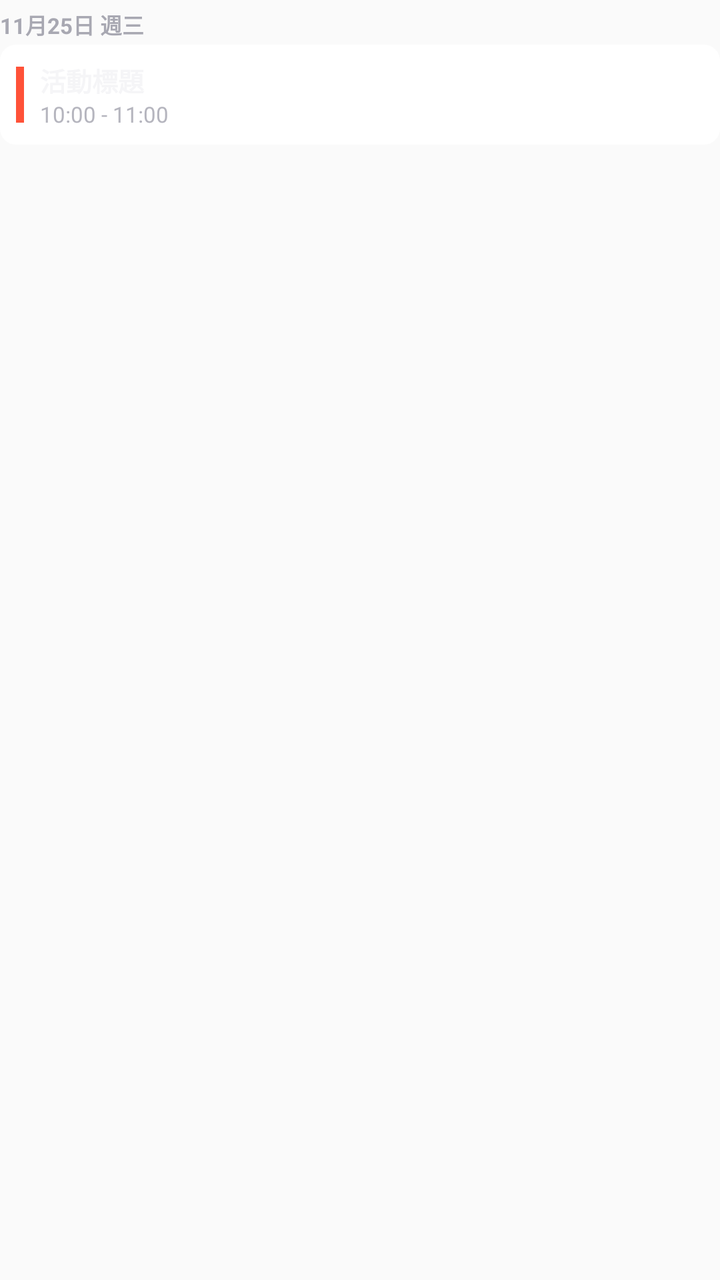
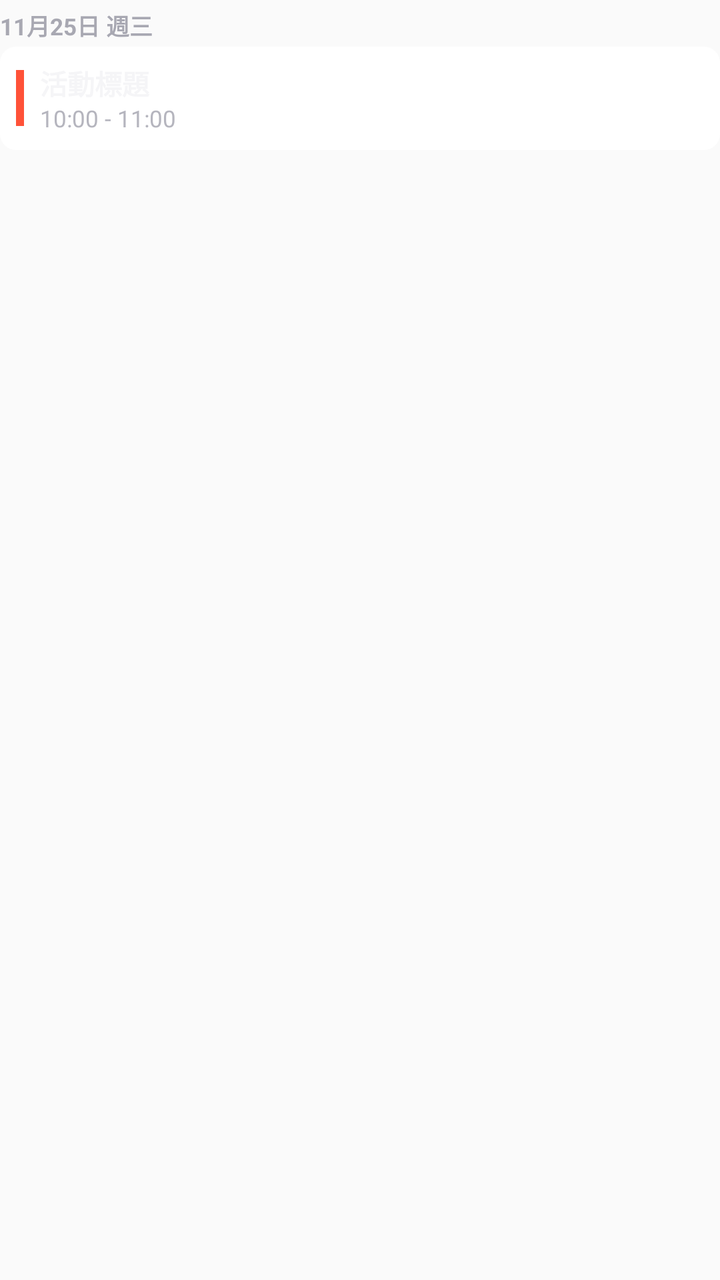

The first picture is an Android layout as it rendered before a commit; the second is the same layout after the commit. The layout source and the unified diff follow.
<!-- AndroidManifest.xml: application theme Theme.DXCalendar -->
<!-- res/layout/widget_item_row.xml -->
<?xml version="1.0" encoding="utf-8"?>
<LinearLayout xmlns:android="http://schemas.android.com/apk/res/android"
    android:layout_width="match_parent"
    android:layout_height="wrap_content"
    android:orientation="vertical">

    <TextView
        android:id="@+id/row_date_header"
        android:layout_width="match_parent"
        android:layout_height="wrap_content"
        android:paddingTop="4dp"
        android:paddingBottom="2dp"
        android:text="11月25日 週三"
        android:textColor="#FFA8A8B2"
        android:textSize="11sp"
        android:textStyle="bold" />

    <FrameLayout
        android:id="@+id/row_card_container"
        android:layout_width="match_parent"
        android:layout_height="wrap_content">

        <ImageView
            android:id="@+id/row_card_bg"
            android:layout_width="match_parent"
            android:layout_height="match_parent"
            android:importantForAccessibility="no"
            android:scaleType="fitXY"
            android:src="@drawable/bg_widget_row_dark_solid" />

        <LinearLayout
            android:layout_width="match_parent"
            android:layout_height="wrap_content"
            android:gravity="center_vertical"
            android:orientation="horizontal"
            android:padding="8dp">

            <FrameLayout
                android:id="@+id/row_color_bar"
                android:layout_width="4dp"
                android:layout_height="28dp"
                android:background="#FFFF5238" />

            <LinearLayout
                android:layout_width="0dp"
                android:layout_height="wrap_content"
                android:layout_weight="1"
                android:orientation="vertical"
                android:paddingStart="8dp"
                android:paddingEnd="4dp">

                <TextView
                    android:id="@+id/row_item_title"
                    android:layout_width="match_parent"
                    android:layout_height="wrap_content"
                    android:ellipsize="end"
                    android:maxLines="1"
                    android:text="活動標題"
                    android:textColor="#FFF5F5F7"
                    android:textSize="13sp"
                    android:textStyle="bold" />

                <TextView
                    android:id="@+id/row_item_time"
                    android:layout_width="match_parent"
                    android:layout_height="wrap_content"
                    android:text="10:00 - 11:00"
                    android:textColor="#FFB5B5BE"
                    android:textSize="11sp" />
            </LinearLayout>
        </LinearLayout>
    </FrameLayout>
</LinearLayout>
<!-- resources referenced by this layout -->
<resources>
  <!-- drawable bg_widget_row_dark_solid (drawable) -->
  <?xml version="1.0" encoding="utf-8"?>
  <shape xmlns:android="http://schemas.android.com/apk/res/android"
      android:shape="rectangle">
      <solid android:color="#FFFFFFFF" />
      <corners android:radius="8dp" />
  </shape>
  <style name="Theme.DXCalendar" parent="Theme.AppCompat.DayNight.NoActionBar">
          <item name="android:statusBarColor">@android:color/transparent</item>
          <item name="android:navigationBarColor">@android:color/transparent</item>
      </style>
</resources>

<!-- the commit's change to res/layout/widget_item_row.xml (unified diff, before → after) -->
@@ -12,7 +12,7 @@
         android:paddingBottom="2dp"
         android:text="11月25日 週三"
         android:textColor="#FFA8A8B2"
-        android:textSize="11sp"
+        android:textSize="11.5sp"
         android:textStyle="bold" />
 
     <FrameLayout
@@ -57,7 +57,7 @@
                     android:maxLines="1"
                     android:text="活動標題"
                     android:textColor="#FFF5F5F7"
-                    android:textSize="13sp"
+                    android:textSize="13.5sp"
                     android:textStyle="bold" />
 
                 <TextView
@@ -66,7 +66,7 @@
                     android:layout_height="wrap_content"
                     android:text="10:00 - 11:00"
                     android:textColor="#FFB5B5BE"
-                    android:textSize="11sp" />
+                    android:textSize="11.5sp" />
             </LinearLayout>
         </LinearLayout>
     </FrameLayout>
